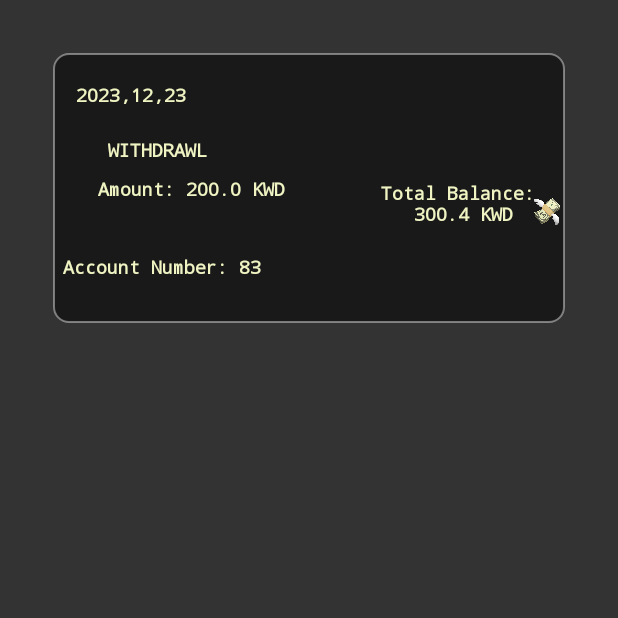
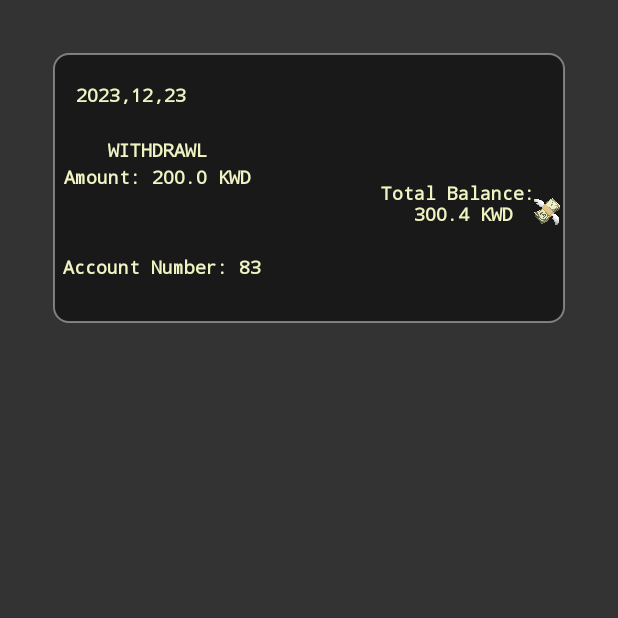
Before and after one commit to awdhahalazmi/miniproject, an Android app: the screen it shows after launch (TransactionDetailActivity), after a tap on "WITHDRAWL", on a phone screen of 412 x 824 dp, the top half of it. Run offline under Robolectric (Android 15) with nearby library versions, the phone set to English and light mode, and no system bars.

Commit message:
update mini project

```diff
--- a/app/src/main/java/com/joincoded/banckaccount/TransactionDetailActivity.java
+++ b/app/src/main/java/com/joincoded/banckaccount/TransactionDetailActivity.java
@@ -12,8 +12,8 @@ import androidx.appcompat.app.AppCompatActivity;
 import com.joincoded.banckaccount.accountData.Transaction;
 
 public class TransactionDetailActivity extends AppCompatActivity {
-    // Your existing code for transaction details
-//
+
+
     private TextView id;
     private TextView type;
     private TextView date;
@@ -22,34 +22,27 @@ public class TransactionDetailActivity extends AppCompatActivity {
     private TextView account;
 
 
-
     @Override
     protected void onCreate(Bundle savedInstanceState) {
         super.onCreate(savedInstanceState);
         setContentView(R.layout.transaction_details_layout);
-        //getSupportActionBar().setTitle("Details");
 
+        Transaction transactionname = getIntent().getSerializableExtra(TRANSACTION_KEY, Transaction.class);
 
-        //new
-        Transaction transactionname = getIntent().getSerializableExtra(TRANSACTION_KEY, Transaction.class);
-//new to fix it creat id in transaction class
-
-        //id = findViewById(R.id.transactionIdtextView);
         type = findViewById(R.id.typetextView);
         date = findViewById(R.id.datetextView);
         amount = findViewById(R.id.amount_textView);
         balance = findViewById(R.id.balance_textView);
         account = findViewById(R.id.account_textView);
 
-        //id.setText("ID: " + String.valueOf(transactionname.getId()));
-        type.setText( String.valueOf(transactionname.getType()));
 
-        date.setText( String.valueOf(transactionname.getDate()));
+        type.setText(String.valueOf(transactionname.getType()));
 
-        amount.setText("Amount: " + String.valueOf(transactionname.getAmount() )+" KWD");
-        balance.setText("Total Balance: \n" + String.valueOf(transactionname.getBalance() )+" KWD");
-        account.setText("Account Number: " + String.valueOf(transactionname.getAccount() ));
+        date.setText(String.valueOf(transactionname.getDate()));
 
+        amount.setText("Amount: " + String.valueOf(transactionname.getAmount()) + " KWD");
+        balance.setText("Total Balance: \n" + String.valueOf(transactionname.getBalance()) + " KWD");
+        account.setText("Account Number: " + String.valueOf(transactionname.getAccount()));
 
 
     }
--- a/app/src/main/java/com/joincoded/banckaccount/accountData/Transaction.java
+++ b/app/src/main/java/com/joincoded/banckaccount/accountData/Transaction.java
@@ -15,7 +15,7 @@ public class Transaction implements Serializable {
     private double balance;
     private int account;
 
-    public Transaction(int id, int account , double amount, Type type , double balance, String date) {
+    public Transaction(int id, int account, double amount, Type type, double balance, String date) {
         this.id = id;
         this.account = account;
         this.amount = amount;
--- a/app/src/main/java/com/joincoded/banckaccount/accountData/Type.java
+++ b/app/src/main/java/com/joincoded/banckaccount/accountData/Type.java
@@ -2,6 +2,9 @@ package com.joincoded.banckaccount.accountData;
 
 public enum Type {
     WITHDRAWL,
-    DEPOSIT
+    DEPOSIT;
+
+
+
 
 }
--- a/app/src/main/res/layout/item_list.xml
+++ b/app/src/main/res/layout/item_list.xml
@@ -1,7 +1,6 @@
 <?xml version="1.0" encoding="utf-8"?>
 <androidx.constraintlayout.widget.ConstraintLayout xmlns:android="http://schemas.android.com/apk/res/android"
     xmlns:app="http://schemas.android.com/apk/res-auto"
-    xmlns:tools="http://schemas.android.com/tools"
     android:layout_width="370dp"
     android:layout_height="80dp"
     android:layout_gravity="center"
@@ -44,11 +43,11 @@
         android:id="@+id/imageView2"
         android:layout_width="50dp"
         android:layout_height="37dp"
-        android:layout_marginStart="84dp"
+        android:layout_marginStart="76dp"
         app:layout_constraintBottom_toBottomOf="parent"
         app:layout_constraintStart_toStartOf="parent"
         app:layout_constraintTop_toTopOf="parent"
-        app:layout_constraintVertical_bias="0.0"
+        app:layout_constraintVertical_bias="0.372"
         app:srcCompat="@drawable/bank" />
 
     <androidx.constraintlayout.widget.Group
--- a/app/src/main/res/layout/transaction_details_layout.xml
+++ b/app/src/main/res/layout/transaction_details_layout.xml
@@ -1,7 +1,6 @@
 <?xml version="1.0" encoding="utf-8"?>
 <androidx.constraintlayout.widget.ConstraintLayout xmlns:android="http://schemas.android.com/apk/res/android"
     xmlns:app="http://schemas.android.com/apk/res-auto"
-    xmlns:tools="http://schemas.android.com/tools"
     android:layout_width="match_parent"
     android:layout_height="180dp"
     android:layout_margin="@dimen/card_radius"
@@ -50,8 +49,8 @@
 
     <TextView
         android:id="@+id/amount_textView"
-        android:layout_width="wrap_content"
-        android:layout_height="wrap_content"
+        android:layout_width="125dp"
+        android:layout_height="25dp"
         android:fontFamily="monospace"
 
         android:text="TextView"
@@ -60,9 +59,10 @@
         android:textStyle="bold"
         app:layout_constraintBottom_toBottomOf="parent"
         app:layout_constraintEnd_toEndOf="parent"
-        app:layout_constraintHorizontal_bias="0.137"
+        app:layout_constraintHorizontal_bias="0.032"
         app:layout_constraintStart_toStartOf="parent"
-        app:layout_constraintTop_toTopOf="parent" />
+        app:layout_constraintTop_toTopOf="parent"
+        app:layout_constraintVertical_bias="0.477" />
 
     <TextView
         android:id="@+id/balance_textView"
--- a/app/src/main/res/values/mytheme.xml
+++ b/app/src/main/res/values/mytheme.xml
@@ -8,7 +8,7 @@
         <item name="android:colorAccent">@color/pastelAccent</item>
     </style>
 
-    <!-- Define pastel colors -->
+
     <color name="pastelBackground">#F0F4C3</color>
     <color name="darkText">#333333</color>
     <color name="pastelPrimary">#81C784</color>
```
Also changed, not shown: app/src/main/java/com/joincoded/banckaccount/Adapter/TransactionAdapter.java (+9 -11 lines), app/src/main/java/com/joincoded/banckaccount/MainActivity.java (+2 -5 lines), app/src/main/java/com/joincoded/banckaccount/Repo/TransactionRepo.java (+14 -31 lines), app/src/main/res/layout/activity_main.xml (+9 -2 lines), app/src/main/res/layout/toolbar.xml (+5 -5 lines).
